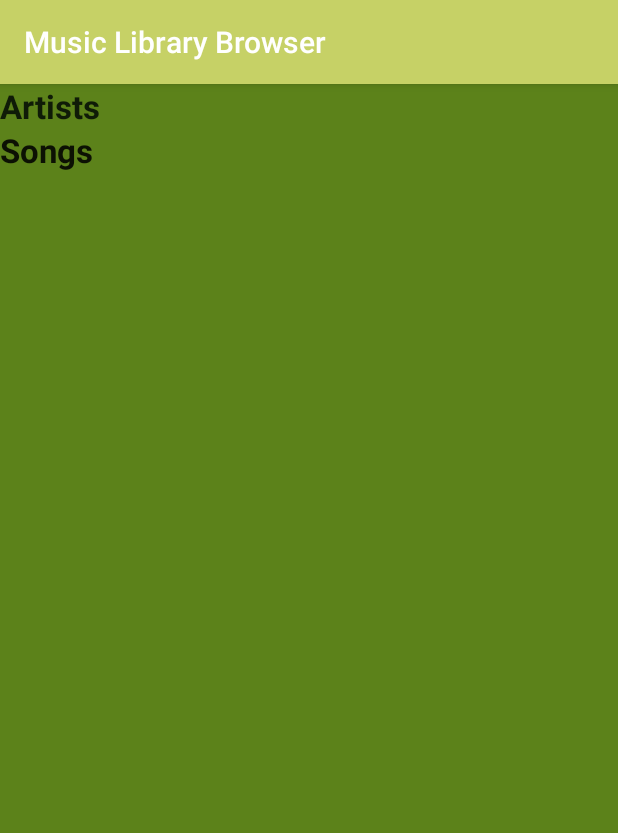
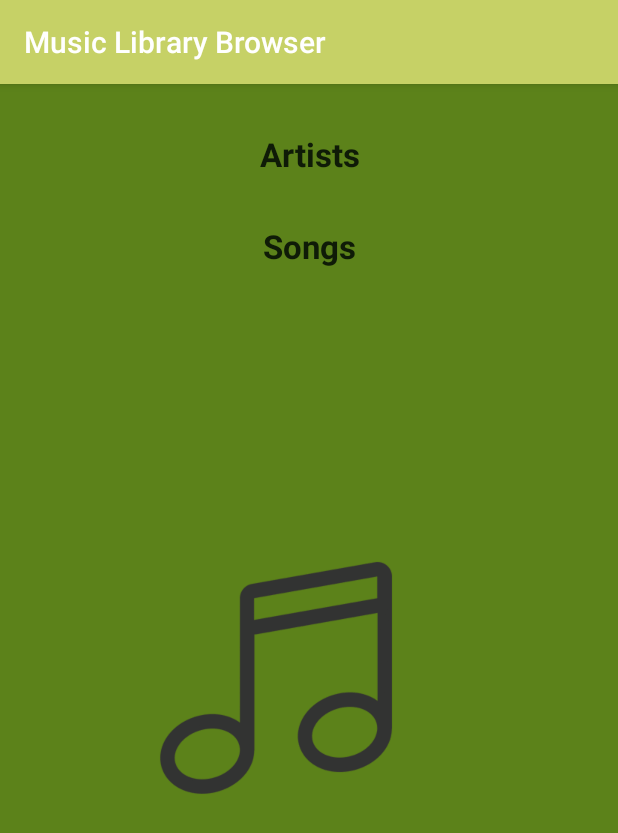
Before and after one commit to baguiar428/ABND-Project_4, an Android app: the screen it shows after launch (MainActivity), on a phone screen of 412 x 824 dp. Shown: the top 833 px of the screen. Run offline under Robolectric (Android 15) with nearby library versions, the light colour scheme and no system bars.

Commit message:
Checking in before submitting

```diff
--- a/app/src/main/res/layout/activity_main.xml
+++ b/app/src/main/res/layout/activity_main.xml
@@ -1,30 +1,44 @@
 <?xml version="1.0" encoding="utf-8"?>
-<LinearLayout xmlns:android="http://schemas.android.com/apk/res/android"
+<RelativeLayout xmlns:android="http://schemas.android.com/apk/res/android"
     xmlns:app="http://schemas.android.com/apk/res-auto"
     xmlns:tools="http://schemas.android.com/tools"
     android:layout_width="match_parent"
     android:layout_height="match_parent"
-    android:orientation="vertical"
     tools:context=".MainActivity">
+
+    <ImageView
+        android:layout_width="match_parent"
+        android:layout_height="match_parent"
+        android:scaleType="center"
+        android:src="@drawable/note_icon" />
+
+    <LinearLayout
+        android:layout_width="match_parent"
+        android:layout_height="wrap_content"
+        android:orientation="vertical">
 
         <TextView
             android:id="@+id/artists"
             android:layout_width="match_parent"
             android:layout_height="wrap_content"
+            android:layout_marginBottom="@dimen/main_menu_top_bottom_margins"
+            android:layout_marginTop="@dimen/main_menu_top_bottom_margins"
+            android:gravity="center_horizontal"
             android:text="@string/artist_menu"
             android:textAppearance="?android:textAppearanceLarge"
-        android:textStyle="bold"
             android:textColor="@color/colorAccent"
-        />
+            android:textStyle="bold" />
 
         <TextView
             android:id="@+id/songs"
             android:layout_width="match_parent"
             android:layout_height="wrap_content"
+            android:gravity="center_horizontal"
             android:text="@string/song_menu"
             android:textAppearance="?android:textAppearanceLarge"
-        android:textStyle="bold"
-
-        />
+            android:textColor="@color/colorAccent"
+            android:textStyle="bold" />
 
     </LinearLayout>
+
+</RelativeLayout>
--- a/app/src/main/res/layout/list_artist.xml
+++ b/app/src/main/res/layout/list_artist.xml
@@ -1,17 +1,16 @@
 <?xml version="1.0" encoding="utf-8"?>
-<LinearLayout
-    xmlns:android="http://schemas.android.com/apk/res/android"
+<LinearLayout xmlns:android="http://schemas.android.com/apk/res/android"
     xmlns:tools="http://schemas.android.com/tools"
-    android:orientation="horizontal"
     android:layout_width="match_parent"
     android:layout_height="wrap_content"
+    android:background="@color/colorPrimaryDark"
     android:minHeight="@dimen/song_item_height"
-    android:background="@color/colorPrimaryDark">
+    android:orientation="horizontal">
 
     <ImageView
         android:id="@+id/cover_image"
         android:layout_width="@dimen/song_item_height"
-        android:layout_height="@dimen/song_item_height"/>
+        android:layout_height="@dimen/song_item_height" />
 
     <LinearLayout
         android:id="@+id/text_container"
--- a/app/src/main/res/layout/list_song.xml
+++ b/app/src/main/res/layout/list_song.xml
@@ -1,17 +1,16 @@
 <?xml version="1.0" encoding="utf-8"?>
-<LinearLayout
-    xmlns:android="http://schemas.android.com/apk/res/android"
+<LinearLayout xmlns:android="http://schemas.android.com/apk/res/android"
     xmlns:tools="http://schemas.android.com/tools"
-    android:orientation="horizontal"
     android:layout_width="match_parent"
     android:layout_height="wrap_content"
+    android:background="@color/colorPrimaryDark"
     android:minHeight="@dimen/song_item_height"
-    android:background="@color/colorPrimaryDark">
+    android:orientation="horizontal">
 
     <ImageView
         android:id="@+id/cover_image"
         android:layout_width="@dimen/song_item_height"
-        android:layout_height="@dimen/song_item_height"/>
+        android:layout_height="@dimen/song_item_height" />
 
     <LinearLayout
         android:id="@+id/text_container"
@@ -39,7 +38,7 @@
             android:gravity="top"
             android:textAppearance="?android:textAppearanceMedium"
             android:textColor="@android:color/white"
-            tools:text="Song"/>
+            tools:text="Song" />
     </LinearLayout>
 
 </LinearLayout>
--- a/app/src/main/res/values/dimens.xml
+++ b/app/src/main/res/values/dimens.xml
@@ -2,4 +2,5 @@
 <resources>
     <dimen name="song_item_height">88dp</dimen>
     <dimen name="image_padding">16dp</dimen>
+    <dimen name="main_menu_top_bottom_margins">32dp</dimen>
 </resources>
```
Also changed, not shown: app/src/main/AndroidManifest.xml (+8 -6 lines), 2 other files. Lines whose indentation alone changed are shown as unchanged.
